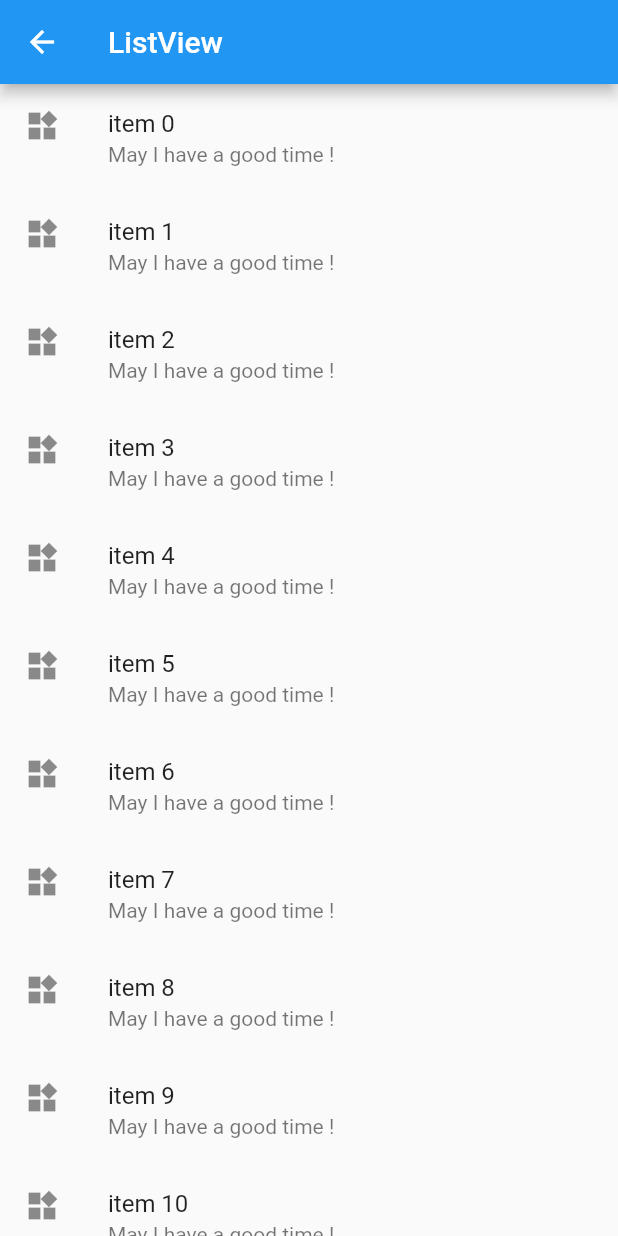
After one commit to haoyd/FlutterSample, a Flutter app: the ListViewPage screen opened by its route, on a phone screen of 412 x 824 dp. The commit adds this screen. Run offline on Flutter 3.47's test engine with Material 2 defaults, Android fonts, the phone set to English and light mode, and no system bars; our stand-ins replace fluttertoast.

Commit message:
ListView

```diff
--- /dev/null
+++ b/lib/controller/ListViewPage.dart
@@ -0,0 +1,33 @@
+import 'package:flutter/material.dart';
+import 'package:flutter_sample/view/widget/ToastUtil.dart';
+
+class ListViewPage extends StatelessWidget {
+  @override
+  Widget build(BuildContext context) {
+    // TODO: implement build
+    return Scaffold(
+      appBar: AppBar(title: Text("ListView"),),
+      body: ListView(
+        scrollDirection: Axis.vertical,
+        children: _getListItems(),
+      ),
+    );
+  }
+
+  _getListItems() {
+    List<Widget> widgets = [];
+
+    for (var i = 0; i < 50; i++) {
+      widgets.add(ListTile(
+        leading: Icon(Icons.widgets),
+        title: Text('item $i'),
+        subtitle: Text('May I have a good time !'),
+        onTap: () {
+          ToastUtil.show('item $i');
+        },
+      ));
+    }
+
+    return widgets;
+  }
+}
--- a/lib/main.dart
+++ b/lib/main.dart
@@ -5,6 +5,7 @@ import 'controller/ContainerPage.dart';
 import 'controller/HttpPage.dart';
 import 'controller/IconsPage.dart';
 import 'controller/ImagePage.dart';
+import 'controller/ListViewPage.dart';
 import 'controller/RaisedButtonPage.dart';
 import 'controller/StateWidgetPage.dart';
 import 'controller/TextPage.dart';
@@ -32,6 +33,7 @@ class MyApp extends StatelessWidget {
         'TextPage': (BuildContext context) => new TextPage(),
         'IconsPage': (BuildContext context) => new IconsPage(),
         'RaisedButtonPage': (BuildContext context) => new RaisedButtonPage(),
+        'ListViewPage': (BuildContext context) => new ListViewPage(),
       },
     );
   }
@@ -72,6 +74,7 @@ class _SampleAppPageState extends State<SampleAppPage> {
     widgets.add(_getListItem("TextPage"));
     widgets.add(_getListItem("IconsPage"));
     widgets.add(_getListItem("RaisedButtonPage"));
+    widgets.add(_getListItem("ListViewPage"));
 
     return widgets;
   }
```
